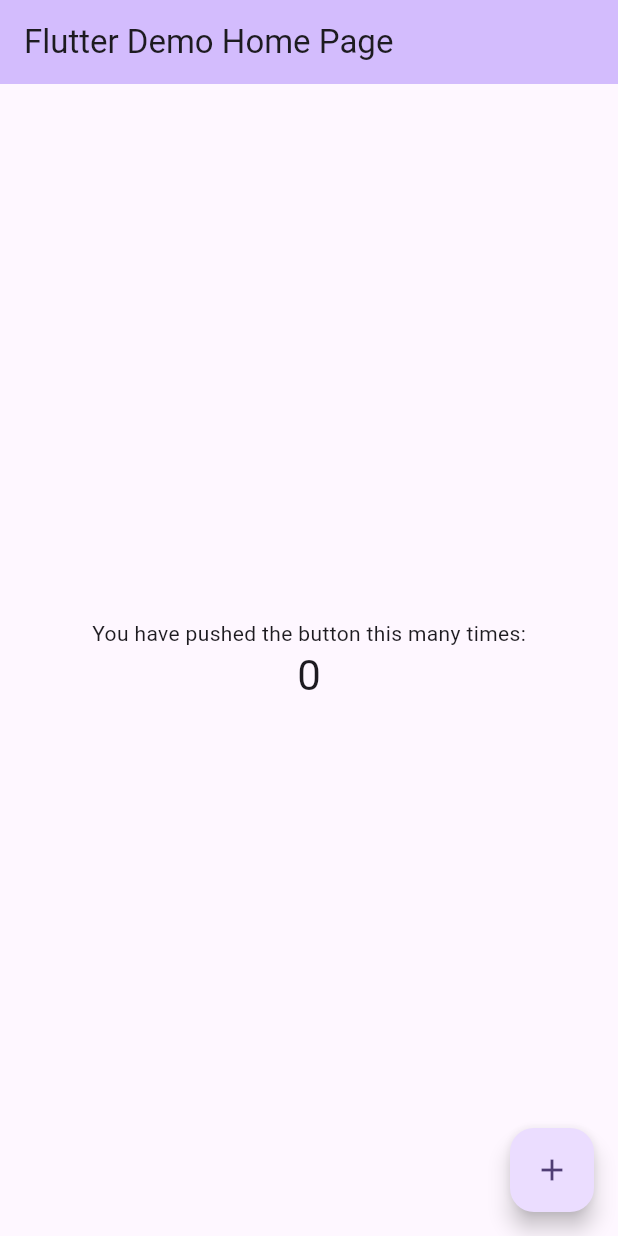
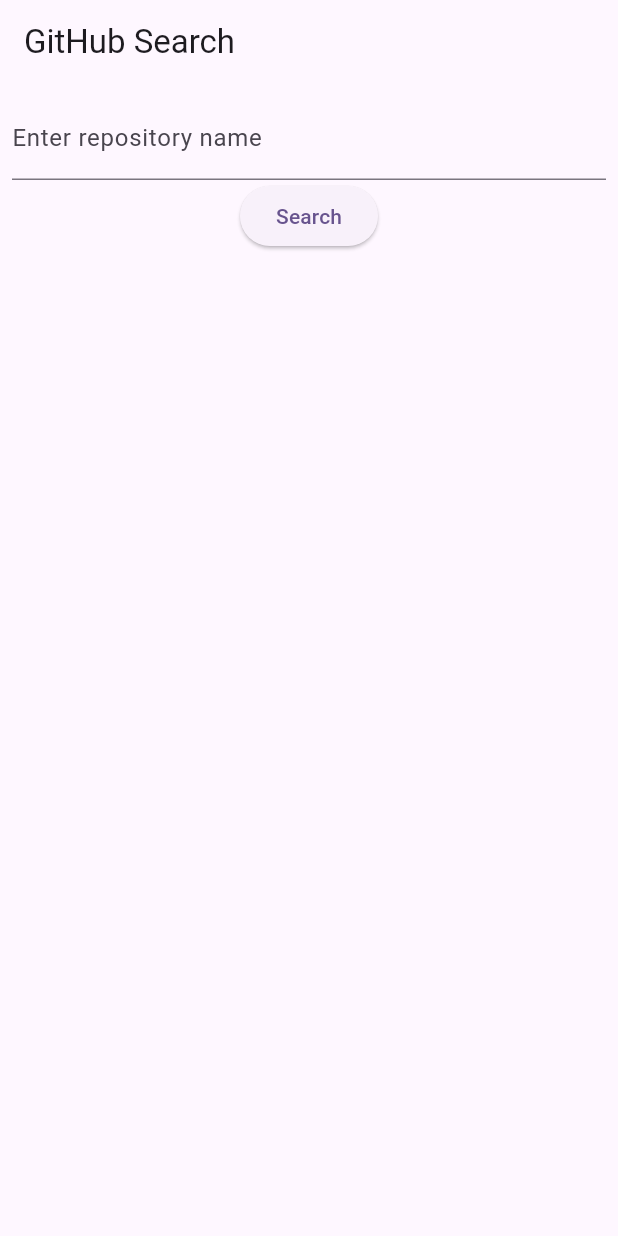
Before and after one commit to sakurakotubaki/GithubSearchApp, a Flutter app: the screen it shows after launch, on a phone screen of 412 x 824 dp. Run offline on Flutter 3.47's test engine with Material 3 defaults, Android fonts, the light colour scheme and no system bars; our stand-ins replace dio, flutter_dotenv, logger.

Commit message:
feat: github search ok

```diff
--- /dev/null
+++ b/lib/app.dart
@@ -0,0 +1,18 @@
+import 'package:flutter/material.dart';
+import 'package:githubsearch_app/view/github_search_page.dart';
+
+class App extends StatelessWidget {
+  const App({super.key});
+
+  @override
+  Widget build(BuildContext context) {
+    return MaterialApp(
+      title: 'Flutter Demo',
+      theme: ThemeData(
+        colorScheme: ColorScheme.fromSeed(seedColor: Colors.deepPurple),
+        useMaterial3: true,
+      ),
+      home: const SearchPage(),
+    );
+  }
+}
--- /dev/null
+++ b/lib/core/logger.dart
@@ -0,0 +1,3 @@
+import 'package:logger/logger.dart';
+
+final logger = Logger();
--- /dev/null
+++ b/lib/data/api/dio.dart
@@ -0,0 +1,23 @@
+import 'package:dio/dio.dart';
+import 'package:flutter_dotenv/flutter_dotenv.dart';
+
+class DioClient {
+  late Dio dio;
+
+  DioClient() {
+    dio = Dio(_options());
+  }
+
+  BaseOptions _options() {
+    return BaseOptions(
+      baseUrl: 'https://api.github.com',
+      connectTimeout: const Duration(seconds: 5),
+      receiveTimeout: const Duration(seconds: 3),
+      headers: {
+        'Accept': 'application/vnd.github+json',
+        'Authorization': 'Bearer ${dotenv.env['GITHUB_TOKEN']}',
+        'X-GitHub-Api-Version': '2022-11-28',
+      },
+    );
+  }
+}
--- /dev/null
+++ b/lib/data/repository/github_search.dart
@@ -0,0 +1,15 @@
+import 'package:dio/dio.dart';
+import 'package:githubsearch_app/core/logger.dart';
+import 'package:githubsearch_app/data/api/dio.dart';
+
+class GithubSearch extends DioClient {
+  Future<Response> searchRepositories(String query) async {
+    try {
+      Response response = await dio.get('/search/repositories', queryParameters: {'q': query});
+      logger.d('Github Response👻: $response');
+      return response;
+    } on DioException catch (e) {
+      throw Exception(e.message);
+    }
+  }
+}
--- a/lib/main.dart
+++ b/lib/main.dart
@@ -1,125 +1,8 @@
 import 'package:flutter/material.dart';
+import 'package:flutter_dotenv/flutter_dotenv.dart';
+import 'package:githubsearch_app/app.dart';
 
-void main() {
-  runApp(const MyApp());
+Future<void> main() async {
+  await dotenv.load(fileName: '.env');
+  runApp(const App());
 }
-
-class MyApp extends StatelessWidget {
-  const MyApp({super.key});
-
-  // This widget is the root of your application.
-  @override
-  Widget build(BuildContext context) {
-    return MaterialApp(
-      title: 'Flutter Demo',
-      theme: ThemeData(
-        // This is the theme of your application.
-        //
-        // TRY THIS: Try running your application with "flutter run". You'll see
-        // the application has a blue toolbar. Then, without quitting the app,
-        // try changing the seedColor in the colorScheme below to Colors.green
-        // and then invoke "hot reload" (save your changes or press the "hot
-        // reload" button in a Flutter-supported IDE, or press "r" if you used
-        // the command line to start the app).
-        //
-        // Notice that the counter didn't reset back to zero; the application
-        // state is not lost during the reload. To reset the state, use hot
-        // restart instead.
-        //
-        // This works for code too, not just values: Most code changes can be
-        // tested with just a hot reload.
-        colorScheme: ColorScheme.fromSeed(seedColor: Colors.deepPurple),
-        useMaterial3: true,
-      ),
-      home: const MyHomePage(title: 'Flutter Demo Home Page'),
-    );
-  }
-}
-
-class MyHomePage extends StatefulWidget {
-  const MyHomePage({super.key, required this.title});
-
-  // This widget is the home page of your application. It is stateful, meaning
-  // that it has a State object (defined below) that contains fields that affect
-  // how it looks.
-
-  // This class is the configuration for the state. It holds the values (in this
-  // case the title) provided by the parent (in this case the App widget) and
-  // used by the build method of the State. Fields in a Widget subclass are
-  // always marked "final".
-
-  final String title;
-
-  @override
-  State<MyHomePage> createState() => _MyHomePageState();
-}
-
-class _MyHomePageState extends State<MyHomePage> {
-  int _counter = 0;
-
-  void _incrementCounter() {
-    setState(() {
-      // This call to setState tells the Flutter framework that something has
-      // changed in this State, which causes it to rerun the build method below
-      // so that the display can reflect the updated values. If we changed
-      // _counter without calling setState(), then the build method would not be
-      // called again, and so nothing would appear to happen.
-      _counter++;
-    });
-  }
-
-  @override
-  Widget build(BuildContext context) {
-    // This method is rerun every time setState is called, for instance as done
-    // by the _incrementCounter method above.
-    //
-    // The Flutter framework has been optimized to make rerunning build methods
-    // fast, so that you can just rebuild anything that needs updating rather
-    // than having to individually change instances of widgets.
-    return Scaffold(
-      appBar: AppBar(
-        // TRY THIS: Try changing the color here to a specific color (to
-        // Colors.amber, perhaps?) and trigger a hot reload to see the AppBar
-        // change color while the other colors stay the same.
-        backgroundColor: Theme.of(context).colorScheme.inversePrimary,
-        // Here we take the value from the MyHomePage object that was created by
-        // the App.build method, and use it to set our appbar title.
-        title: Text(widget.title),
-      ),
-      body: Center(
-        // Center is a layout widget. It takes a single child and positions it
-        // in the middle of the parent.
-        child: Column(
-          // Column is also a layout widget. It takes a list of children and
-          // arranges them vertically. By default, it sizes itself to fit its
-          // children horizontally, and tries to be as tall as its parent.
-          //
-          // Column has various properties to control how it sizes itself and
-          // how it positions its children. Here we use mainAxisAlignment to
-          // center the children vertically; the main axis here is the vertical
-          // axis because Columns are vertical (the cross axis would be
-          // horizontal).
-          //
-          // TRY THIS: Invoke "debug painting" (choose the "Toggle Debug Paint"
-          // action in the IDE, or press "p" in the console), to see the
-          // wireframe for each widget.
-          mainAxisAlignment: MainAxisAlignment.center,
-          children: <Widget>[
-            const Text(
-              'You have pushed the button this many times:',
-            ),
-            Text(
-              '$_counter',
-              style: Theme.of(context).textTheme.headlineMedium,
-            ),
-          ],
-        ),
-      ),
-      floatingActionButton: FloatingActionButton(
-        onPressed: _incrementCounter,
-        tooltip: 'Increment',
-        child: const Icon(Icons.add),
-      ), // This trailing comma makes auto-formatting nicer for build methods.
-    );
-  }
-}
--- /dev/null
+++ b/lib/view/github_search_page.dart
@@ -0,0 +1,58 @@
+import 'package:flutter/material.dart';
+import 'package:githubsearch_app/data/repository/github_search.dart';
+
+class SearchPage extends StatefulWidget {
+  const SearchPage({super.key});
+
+  @override
+  _SearchPageState createState() => _SearchPageState();
+}
+
+class _SearchPageState extends State<SearchPage> {
+  final _controller = TextEditingController();
+  final _githubSearch = GithubSearch();
+  List<dynamic> _repositories = []; // リポジトリのリストを保持する変数を追加
+
+  void _search() async {
+    var response = await _githubSearch.searchRepositories(_controller.text);
+    setState(() {
+      _repositories = response.data['items']; // レスポンスからリポジトリのリストを取得
+    });
+  }
+
+  @override
+  Widget build(BuildContext context) {
+    return Scaffold(
+      appBar: AppBar(
+        title: Text('GitHub Search'),
+      ),
+      body: Padding(
+        padding: const EdgeInsets.all(8.0),
+        child: Column(
+          children: <Widget>[
+            TextField(
+              controller: _controller,
+              decoration: InputDecoration(
+                labelText: 'Enter repository name',
+              ),
+            ),
+            ElevatedButton(
+              onPressed: _search,
+              child: Text('Search'),
+            ),
+            Expanded(
+              child: ListView.builder(
+                itemCount: _repositories.length,
+                itemBuilder: (context, index) {
+                  return ListTile(
+                    title: Text(_repositories[index]['name']), // リポジトリの名前を表示
+                  );
+                },
+              ),
+            ),
+          ],
+        ),
+      ),
+    );
+  }
+}
--- a/pubspec.yaml
+++ b/pubspec.yaml
@@ -30,6 +30,9 @@
 dependencies:
   flutter:
     sdk: flutter
+  dio: ^5.4.0
+  logger: ^2.0.2+1
+  flutter_dotenv: ^5.1.0
 
 
   # The following adds the Cupertino Icons font to your application.
@@ -59,7 +62,8 @@
   uses-material-design: true
 
   # To add assets to your application, add an assets section, like this:
-  # assets:
+  assets:
+    - .env
   #   - images/a_dot_burr.jpeg
   #   - images/a_dot_ham.jpeg
 
```
Also changed, not shown: lib/model/github.dart (added), pubspec.lock.
